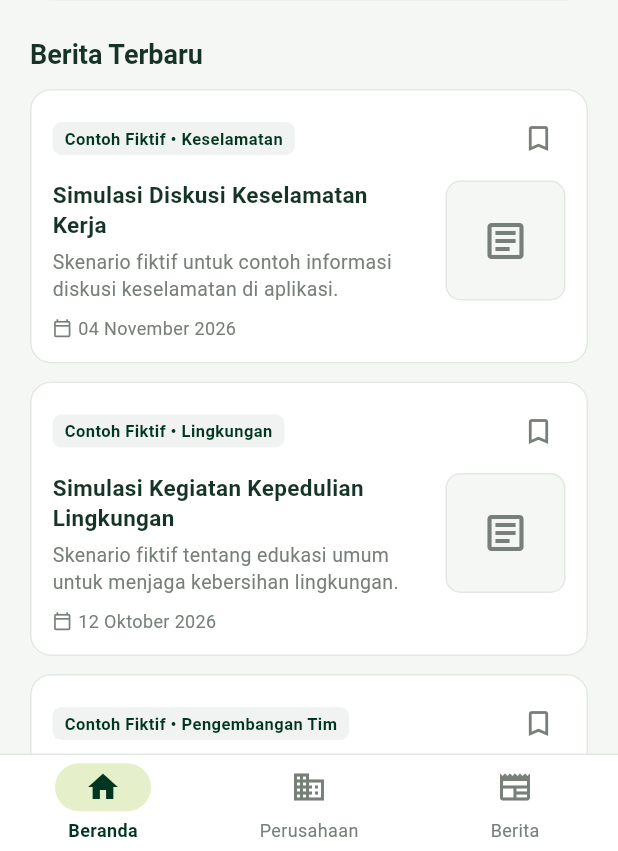
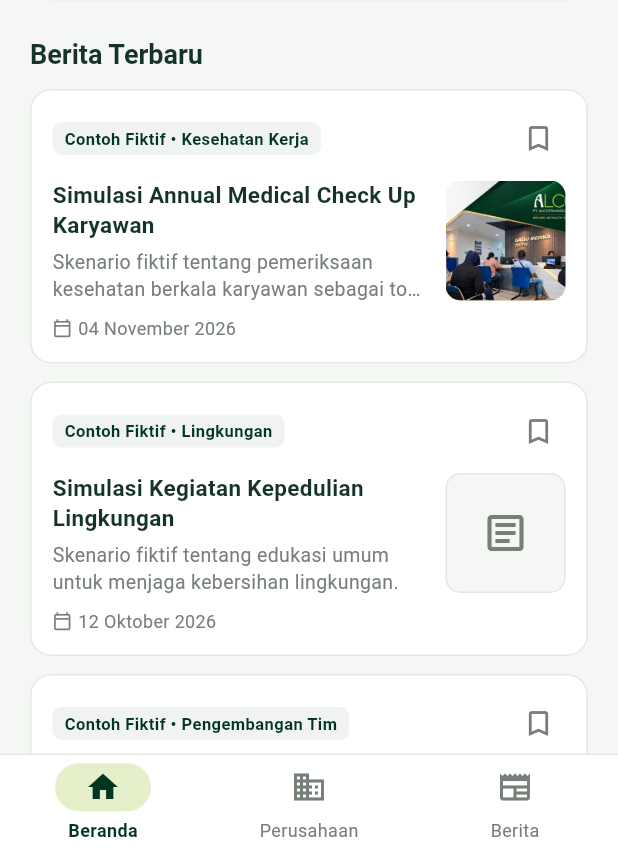
Before and after one commit to ivanmahendraa/alco_company_profile, a Flutter app: the DashboardScreen screen opened by its route, scrolled down 576 dp, on a phone screen of 412 x 824 dp, the part 385-1236 px from its top. Run offline on Flutter 3.47's test engine with Material 3 defaults, Android fonts, the phone set to English and light mode, and no system bars; our stand-ins replace flutter_svg.

```diff
--- a/lib/data/news_data.dart
+++ b/lib/data/news_data.dart
@@ -5,14 +5,19 @@ import '../models/news_item.dart';
 const List<NewsItem> newsItems = <NewsItem>[
   NewsItem(
     id: 'sample-activity-001',
-    title: 'Simulasi Diskusi Keselamatan Kerja',
-    category: 'Contoh Fiktif • Keselamatan',
+    title: 'Simulasi Annual Medical Check Up Karyawan',
+    category: 'Contoh Fiktif • Kesehatan Kerja',
     date: '04 November 2026',
-    summary: 'Skenario fiktif untuk contoh informasi diskusi keselamatan di aplikasi.',
+    summary:
+        'Skenario fiktif tentang pemeriksaan kesehatan berkala karyawan '
+        'sebagai topik umum kesehatan kerja.',
     content:
-        'Contoh fiktif ini menggambarkan diskusi umum tentang keselamatan '
-        'kerja dan identifikasi risiko. Konten ini tidak menyatakan bahwa '
-        'kegiatan tersebut benar-benar diselenggarakan oleh perusahaan.',
+        'Contoh fiktif ini membahas pemeriksaan kesehatan berkala karyawan '
+        'secara umum. Rincian pemeriksaan dapat berbeda sesuai kebutuhan dan '
+        'kebijakan masing-masing organisasi. Konten ini bukan laporan kegiatan '
+        'PT. Alcotraindo Batam dan tidak menyatakan bahwa pemeriksaan benar-benar '
+        'diselenggarakan oleh perusahaan.',
+    imageAsset: 'assets/images/news/news_001.jpg',
   ),
   NewsItem(
     id: 'sample-activity-002',
--- a/pubspec.yaml
+++ b/pubspec.yaml
@@ -25,3 +25,4 @@ flutter:
 
   assets:
     - assets/images/
+    - assets/images/news/news_001.jpg
```
Also changed, not shown: assets/images/news/news_001.jpg (added), 1 other file.
